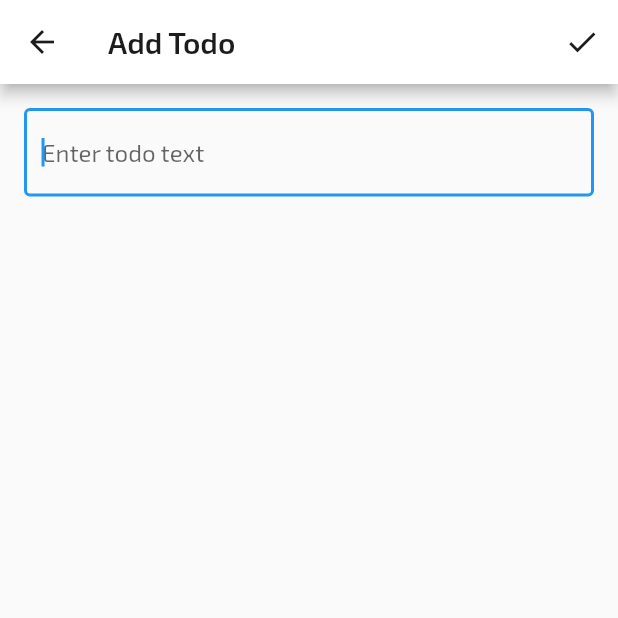
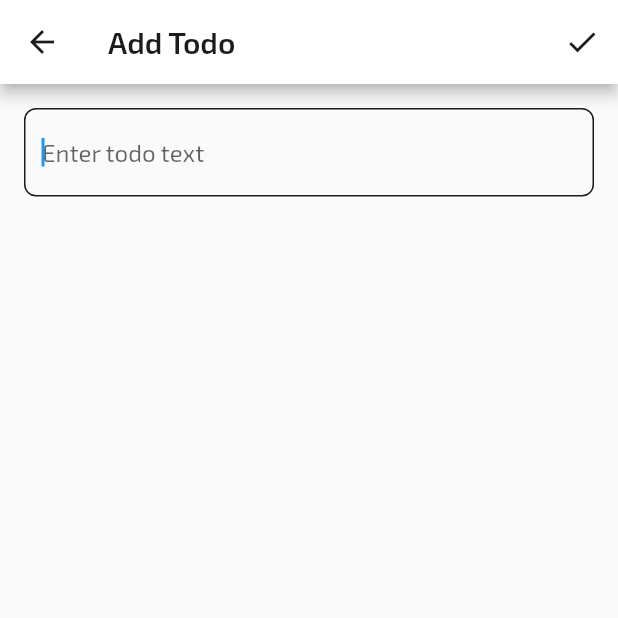
Before and after one commit to andordavoti/todoaholic, a Flutter app: the screen it shows once a user with an empty profile is signed in, after a tap on the "add" icon, on a phone screen of 412 x 824 dp, the top half of it. Run offline on Flutter 3.47's test engine with Material 2 defaults, Android fonts, the phone set to English and light mode, and no system bars; our stand-ins replace cloud_firestore, firebase_auth, firebase_core, google_fonts, grouped_list; missing offline and left inert: flutterfire_ui; accounts and stored records are empty.

Commit message:
improvements to light theme

```diff
--- a/lib/utils/theme.dart
+++ b/lib/utils/theme.dart
@@ -87,6 +87,28 @@ class AppTheme {
         selectedItemColor: Colors.white,
       ),
       textTheme: lightTextTheme,
+      inputDecorationTheme: InputDecorationTheme(
+        border: OutlineInputBorder(
+          borderRadius: BorderRadius.circular(8),
+        ),
+        focusedBorder: OutlineInputBorder(
+          borderRadius: BorderRadius.circular(8),
+          borderSide: const BorderSide(color: blackColor),
+        ),
+      ),
+      outlinedButtonTheme: OutlinedButtonThemeData(
+        style: ButtonStyle(
+          padding: MaterialStateProperty.all<EdgeInsets>(
+            const EdgeInsets.all(16),
+          ),
+          backgroundColor: MaterialStateProperty.all<Color>(blackColor),
+          foregroundColor: MaterialStateProperty.all<Color>(Colors.white),
+        ),
+      ),
+      textButtonTheme: TextButtonThemeData(
+          style: TextButton.styleFrom(
+        primary: blackColor,
+      )),
     );
   }
 
```
